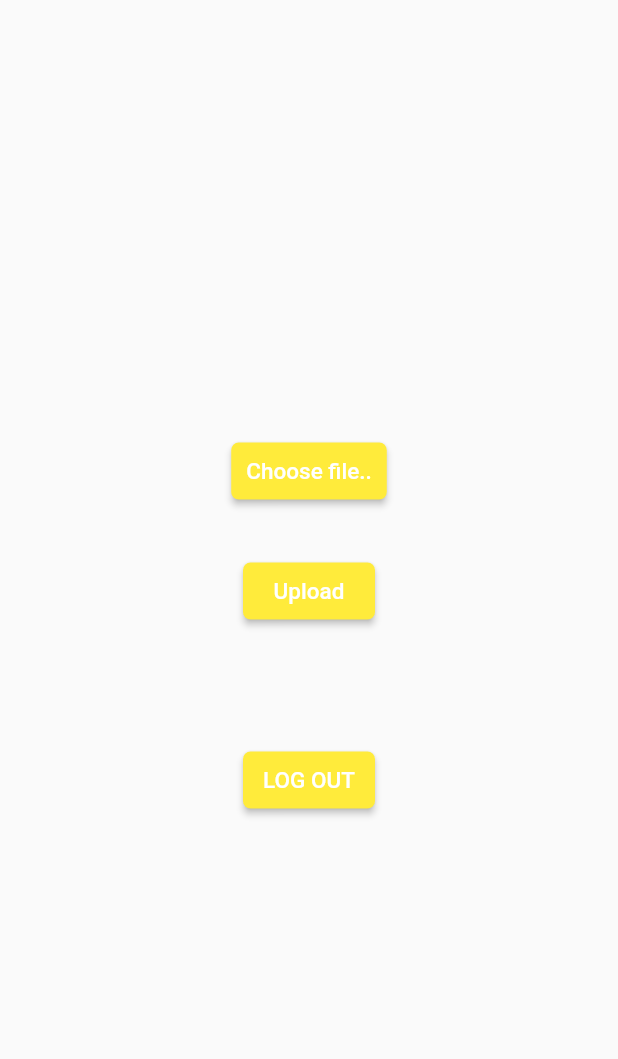
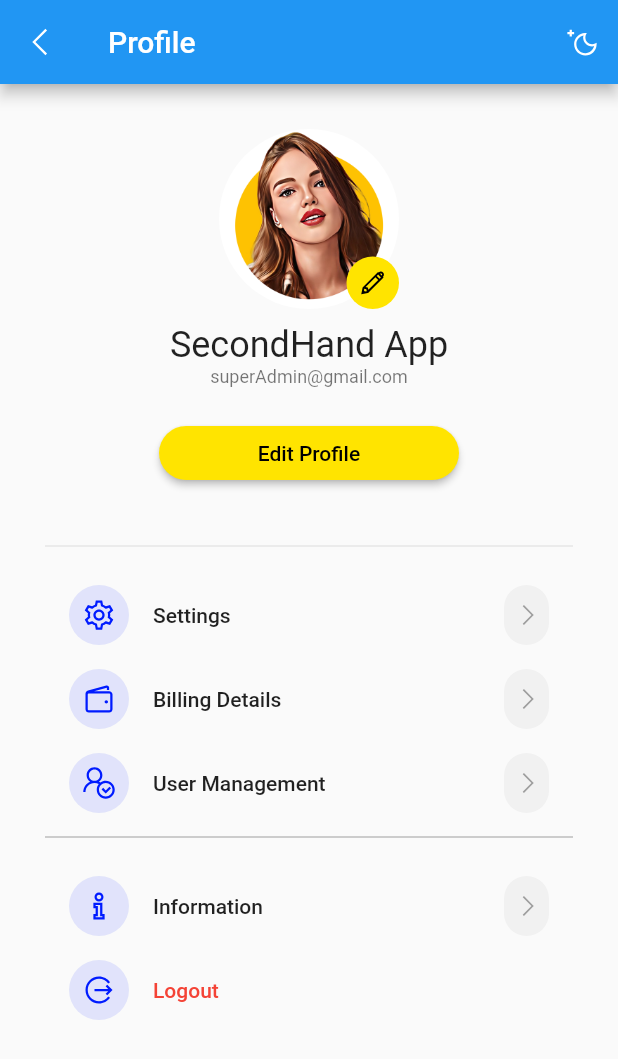
Before and after one commit to tienle07/Secondhand_app, a Flutter app: the Profile screen opened directly, on a phone screen of 412 x 824 dp. Shown: the top 1059 px of the screen. Run offline on Flutter 3.47's test engine with Material 2 defaults, Android fonts, the phone set to English and light mode, and no system bars; our stand-ins replace animate_do, equatable, file_picker, firebase_auth, firebase_core, firebase_messaging and 10 more; accounts and stored records are empty; network calls fail.

Commit message:
push layout Profile

```diff
--- a/lib/pages/profile.dart
+++ b/lib/pages/profile.dart
@@ -1,130 +1,87 @@
-import 'dart:io';
-import 'package:file_picker/file_picker.dart';
-import 'package:firebase_auth/firebase_auth.dart';
-import 'package:firebase_storage/firebase_storage.dart';
+
 import 'package:flutter/material.dart';
-import 'package:second_hand_app/authentication/auth_service.dart';
+import 'package:get/get.dart';
+import 'package:line_awesome_flutter/line_awesome_flutter.dart';
+import 'package:second_hand_app/pages/update_profile.dart';
+import 'package:second_hand_app/utils/text_string.dart';
+import 'package:second_hand_app/widget/profile_menu.dart';
 
-class Profile extends StatefulWidget {
+class Profile extends StatelessWidget {
   const Profile({Key? key}) : super(key: key);
 
   @override
-  State<Profile> createState() => _ProfileState();
-}
+  Widget build(BuildContext context) {
 
-class _ProfileState extends State<Profile> {
-
-  final user = FirebaseAuth.instance.currentUser;
-  PlatformFile? pickedFile;
-  UploadTask? uploadTask;
-
-  Future selectFile() async {
-    final result = await FilePicker.platform.pickFiles();
-    if (result == null) return;
-    setState(() {
-      pickedFile = result.files.first;
-    });
-  }
-
-  Future uploadFile() async {
-    final path = 'assets/images/avatar/${pickedFile!.name}';
-    final file = File(pickedFile!.path!);
-    final ref = FirebaseStorage.instance.ref().child(path);
-    ref.putFile(file);
-    final snapshot = await uploadTask!.whenComplete(() {});
-    final urlDownload = await snapshot.ref.getDownloadURL();
-    print('Download Link: $urlDownload');
-  }
-
-
-  @override
-  Widget build(BuildContext context) {
-    // return Scaffold(
-    //   appBar: AppBar(title: const Text('Profile Screens')),
-    //   body: const Center(
-    //     child: Text('Profile Screen', style: TextStyle(fontSize: 40)),
-    //   ),
-    // );
+    var isDark = MediaQuery.of(context).platformBrightness == Brightness.dark;
+    var iconColor = isDark ? tPrimaryColor : tAccentColor;
 
     return Scaffold(
-
-      body: Center(
+      appBar: AppBar(
+        leading: IconButton(
+            onPressed: () {}, icon: const Icon(LineAwesomeIcons.angle_left)),
+        title: const Text(tProfile),
+        actions: [
+          IconButton(
+              onPressed: () {},
+              icon: Icon(isDark ? LineAwesomeIcons.sun : LineAwesomeIcons.moon))
+        ],
+      ),
+      body: SingleChildScrollView(
+        child: Container(
+          padding: const EdgeInsets.all(tDefaultSize),
           child: Column(
-          mainAxisAlignment: MainAxisAlignment.center,
             children: [
-            if (pickedFile != null)
-              Expanded(
+              Stack(
+                children: [
+                  SizedBox(
+                    width: 120,
+                    height: 120,
+                    child: ClipRRect(
+                        borderRadius: BorderRadius.circular(100),
+                        child: const Image(image: AssetImage("assets/images/profile.png"))),
+                  ),
+                  Positioned(
+                    bottom: 0,
+                    right: 0,
                     child: Container(
-                  color: Colors.blue[100],
-                  child: Image.file(
-                    File(pickedFile!.path!),
-                    width: double.infinity,
-                    fit: BoxFit.cover,
+                      width: 35,
+                      height: 35,
+                      decoration: BoxDecoration(
+                          borderRadius: BorderRadius.circular(100),
+                          color: tPrimaryColor
+                      ),
+                      child:const Icon(LineAwesomeIcons.alternate_pencil, size: 20, color: Colors.black),
                     ),
                   ),
+                ],
               ),
-            const SizedBox(
-              height: 10,
-            ),
-            MaterialButton(
-              padding: const EdgeInsets.all(10),
-              color: Colors.yellow,
-              shape: RoundedRectangleBorder(
-                  borderRadius: BorderRadius.circular(5)),
-              onPressed: selectFile,
-              child: const Text(
-                'Choose file..',
-                style: TextStyle(color: Colors.white, fontSize: 15),
+              const SizedBox(height: 10),
+              Text(tProfileHeading, style:Theme.of(context).textTheme.headlineSmall),
+              Text(tProfileSubHeading, style:Theme.of(context).textTheme.bodySmall),
+              const SizedBox(height: 20),
+              SizedBox(
+                width: 200,
+                child: ElevatedButton(
+                  onPressed: () => Get.to(() => const UpdateProfileScreen()),
+                  style: ElevatedButton.styleFrom(
+                      backgroundColor: tPrimaryColor, side: BorderSide.none, shape: const StadiumBorder()),
+                  child: const Text(tEditProfile, style: TextStyle(color: tDarkColor)),
                 ),
               ),
-            const SizedBox(
-              height: 32,
+              const SizedBox(height: 30),
+              const Divider(),
+              const SizedBox(height: 10),
+
+              //MENU
+              ProfileMenuWidget(title: "Settings", icon: LineAwesomeIcons.cog, onPress: () {}),
+              ProfileMenuWidget(title: "Billing Details", icon: LineAwesomeIcons.wallet, onPress: () {}),
+              ProfileMenuWidget(title: "User Management", icon: LineAwesomeIcons.user_check, onPress: () {}),
+              const Divider(color: Colors.grey),
+              const SizedBox(height: 10),
+              ProfileMenuWidget(title: "Information", icon: LineAwesomeIcons.info, onPress: () {}),
+              ProfileMenuWidget(title: "Logout", icon: LineAwesomeIcons.alternate_sign_out,  textColor: Colors.red, endIcon: false, onPress: () {}),
+            ],
           ),
-            MaterialButton(
-              padding: const EdgeInsets.all(10),
-              color: Colors.yellow,
-              shape: RoundedRectangleBorder(
-                  borderRadius: BorderRadius.circular(5)),
-              onPressed: uploadFile,
-              child: const Text(
-                'Upload',
-                style: TextStyle(color: Colors.white, fontSize: 15),
-              ),
-            ),
-            Text(
-              FirebaseAuth.instance.currentUser!.displayName!,
-              style: const TextStyle(
-                  fontSize: 30,
-                  fontWeight: FontWeight.bold,
-                  color: Colors.black87),
-            ),
-            const SizedBox(
-              height: 10,
-            ),
-            Text(
-              FirebaseAuth.instance.currentUser!.email!,
-              style: const TextStyle(
-                  fontSize: 20,
-                  fontWeight: FontWeight.bold,
-                  color: Colors.black87),
-            ),
-            const SizedBox(
-              height: 10,
-            ),
-            MaterialButton(
-              padding: const EdgeInsets.all(10),
-              color: Colors.yellow,
-              shape: RoundedRectangleBorder(
-                  borderRadius: BorderRadius.circular(5)),
-              child: const Text(
-                'LOG OUT',
-                style: TextStyle(color: Colors.white, fontSize: 15),
-              ),
-              onPressed: () {
-                AuthService().signOut();
-               },
-            ),
-          ],
         ),
       ),
     );
--- /dev/null
+++ b/lib/utils/text_string.dart
@@ -0,0 +1,49 @@
+import 'package:flutter/material.dart';
+
+const String tProfile = "Profile";
+const String tEditProfile = "Edit Profile";
+const String tLogoutDialogHeading = "Logout";
+const String tProfileHeading= "SecondHand App";
+const String tProfileSubHeading= "superAdmin@gmail.com";
+const String tLogout = "Logout";
+
+const String tMenu5 = tLogout;
+const String tMenu1 = "Setting";
+const String tMenu4 = "Information";
+const String tMenu2 = "Billing Detail";
+const String tMenu3 = "User Management";
+
+const String tDelete = "Delete";
+const String tJoined= "Joined";
+const String tJoinedAt = " 31 October 2023";
+
+const tDefaultSize = 30.0;
+const tSplashContainerSize = 30.0;
+const tButtonHeight = 15.0;
+const tFormHeight = 30.0;
+
+const String tProfileImage = "assets/images/profile.png";
+
+const tPrimaryColor = Color(0xFFFFE400);
+const tSecondaryColor = Color(0xFF272727);
+const tAccentColor = Color(0xFF001BFF);
+
+const tWhiteColor = Colors.white;
+const tDarkColor = Color(0xff000000);
+const tCardBgColor = Color(0xFFF7F6F1);
+
+
+
+// -- ON-BOARDING COLORS
+const tOnBoardingPage1Color = Colors.white;
+const tOnBoardingPage2Color = Color(0xfffddcdf);
+const tOnBoardingPage3Color = Color(0xffffdcbd);
+
+
+const String tNext = "Next";
+const String tLogin = "Login";
+const String tEmail = "E-Mail";
+const String tSignup = "Signup";
+const String tPhoneNo = "Phone No";
+const String tPassword = "Password";
+const String tFullName = "Full Name";
--- /dev/null
+++ b/lib/widget/profile_menu.dart
@@ -0,0 +1,51 @@
+
+import 'package:flutter/material.dart';
+import 'package:line_awesome_flutter/line_awesome_flutter.dart';
+import 'package:second_hand_app/utils/text_string.dart';
+
+
+class ProfileMenuWidget extends StatelessWidget {
+  const ProfileMenuWidget({
+    required this.title,
+    required this.icon,
+    required this.onPress,
+    this.endIcon = true,
+    this.textColor,
+    super.key,
+  });
+
+  final String title;
+  final IconData icon;
+  final VoidCallback onPress;
+  final bool endIcon;
+  final Color? textColor;
+
+  @override
+  Widget build(BuildContext context) {
+
+    var isDark = MediaQuery.of(context).platformBrightness == Brightness.dark;
+    var iconColor = isDark ? tPrimaryColor : tAccentColor;
+
+    return ListTile(
+      onTap: onPress,
+      leading: Container(
+        width: 40,
+        height: 40,
+        decoration: BoxDecoration(
+          borderRadius: BorderRadius.circular(100),
+          color: iconColor.withOpacity(0.1),
+        ),
+        child: Icon(icon, color: iconColor),
+      ),
+      title: Text(title, style: Theme.of(context).textTheme.bodyText1?.apply(color: textColor)),
+      trailing: endIcon? Container(
+          width: 30,
+          height: 40,
+          decoration: BoxDecoration(
+            borderRadius: BorderRadius.circular(100),
+            color: Colors.grey.withOpacity(0.1),
+          ),
+          child:const Icon(LineAwesomeIcons.angle_right, size: 18.0, color: Colors.grey)) : null,
+    );
+  }
+}
--- a/pubspec.yaml
+++ b/pubspec.yaml
@@ -56,6 +56,7 @@ dependencies:
   equatable: ^2.0.5
   readmore: ^2.2.0
   flutter_rating_bar: ^4.0.1
+  line_awesome_flutter: ^2.0.0
 
 
 dev_dependencies:
```
Also changed, not shown: lib/pages/saved.dart (+117 -3 lines), lib/pages/update_profile.dart (added, +135 -0 lines), assets/images/profile.png (added), pubspec.lock. Lines whose indentation alone changed are shown as unchanged.
